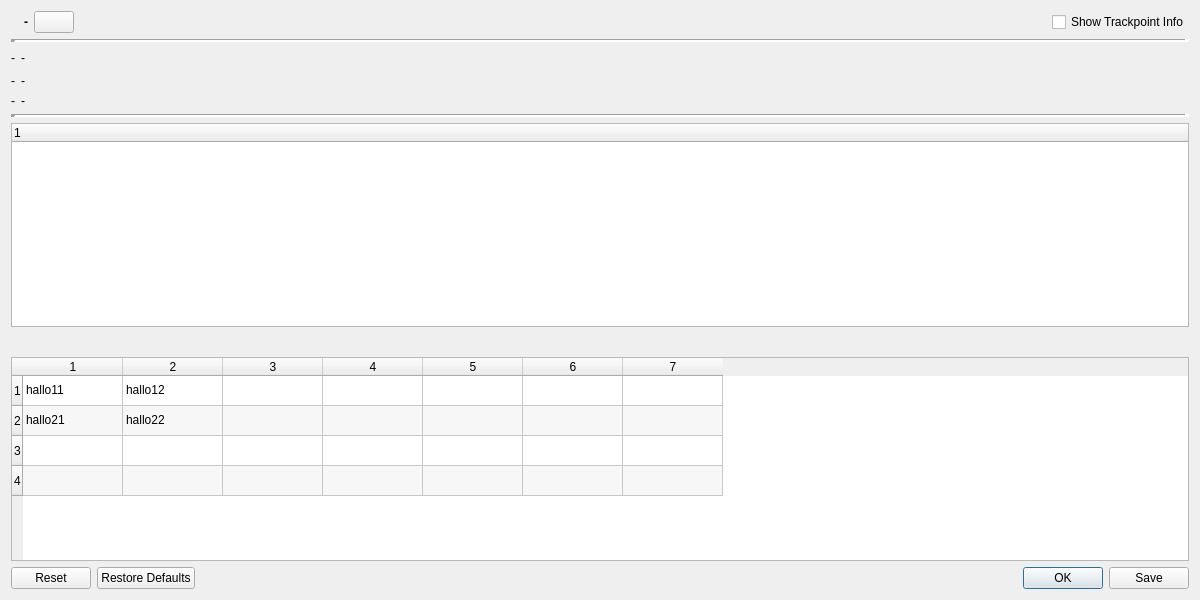
Before: the Qt Designer form src/qmapshack/gis/trk/IFitDataDialog.ui in kkarsten62/qmapshack, drawn with Qt 5.
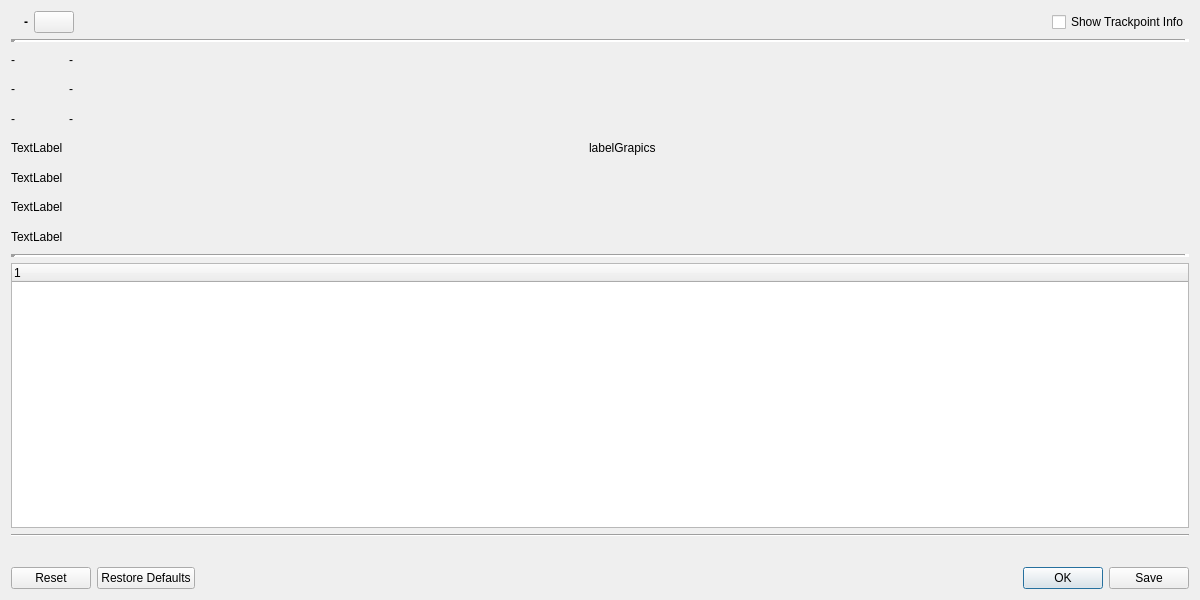
After: the same form once the commit is applied. Icons and pictures are not drawn.

Commit message:
Draft prepare of GUI to support DB data as well
Zum Commit vorgemerkte Änderungen:
	geändert:       src/qmapshack/gis/trk/CFitDataDialog.cpp
	geändert:       src/qmapshack/gis/trk/CFitDataDialog.h
	geändert:       src/qmapshack/gis/trk/IFitDataDialog.ui

What changed in the file:
```diff
--- a/src/qmapshack/gis/trk/IFitDataDialog.ui
+++ b/src/qmapshack/gis/trk/IFitDataDialog.ui
@@ -14,77 +14,30 @@
    <string>Show FIT data</string>
   </property>
   <layout class="QGridLayout" name="gridLayout">
-   <item row="2" column="0">
-    <layout class="QGridLayout" name="gridLayout_3">
-     <item row="1" column="0">
-      <widget class="QLabel" name="labelIf">
-       <property name="text">
-        <string>-</string>
-       </property>
-      </widget>
-     </item>
-     <item row="2" column="1">
-      <widget class="QLabel" name="labelTssValue">
-       <property name="text">
-        <string>-</string>
-       </property>
-      </widget>
-     </item>
-     <item row="0" column="1">
-      <widget class="QLabel" name="labelFtoValue">
-       <property name="text">
-        <string>-</string>
-       </property>
-      </widget>
-     </item>
-     <item row="0" column="0">
-      <widget class="QLabel" name="labelFto">
-       <property name="text">
-        <string>-</string>
-       </property>
-      </widget>
-     </item>
-     <item row="1" column="1">
-      <widget class="QLabel" name="labelIfValue">
-       <property name="text">
-        <string>-</string>
-       </property>
-      </widget>
-     </item>
-     <item row="2" column="0">
-      <widget class="QLabel" name="labelTss">
-       <property name="text">
-        <string>-</string>
-       </property>
-      </widget>
-     </item>
-     <item row="0" column="2">
-      <spacer name="horizontalSpacer_2">
-       <property name="orientation">
-        <enum>Qt::Orientation::Horizontal</enum>
-       </property>
-       <property name="sizeHint" stdset="0">
-        <size>
-         <width>40</width>
-         <height>20</height>
-        </size>
-       </property>
-      </spacer>
-     </item>
-    </layout>
-   </item>
-   <item row="1" column="0">
-    <widget class="Line" name="line_3">
-     <property name="lineWidth">
-      <number>5</number>
+   <item row="8" column="0">
+    <widget class="QDialogButtonBox" name="buttonBox">
+     <property name="toolTip">
+      <string/>
+     </property>
+     <property name="layoutDirection">
+      <enum>Qt::LayoutDirection::LeftToRight</enum>
      </property>
      <property name="orientation">
       <enum>Qt::Orientation::Horizontal</enum>
      </property>
+     <property name="standardButtons">
+      <set>QDialogButtonBox::StandardButton::Ok|QDialogButtonBox::StandardButton::Reset|QDialogButtonBox::StandardButton::RestoreDefaults|QDialogButtonBox::StandardButton::Save</set>
+     </property>
     </widget>
    </item>
-   <item row="4" column="0">
+   <item row="5" column="0">
     <widget class="QTreeWidget" name="treeTable">
+     <property name="sortingEnabled">
+      <bool>false</bool>
+     </property>
+     <property name="wordWrap">
+      <bool>true</bool>
+     </property>
      <column>
       <property name="text">
        <string notr="true">1</string>
@@ -92,7 +45,17 @@
      </column>
     </widget>
    </item>
-   <item row="5" column="0">
+   <item row="1" column="0">
+    <widget class="Line" name="lineTop">
+     <property name="lineWidth">
+      <number>5</number>
+     </property>
+     <property name="orientation">
+      <enum>Qt::Orientation::Horizontal</enum>
+     </property>
+    </widget>
+   </item>
+   <item row="7" column="0">
     <widget class="QWidget" name="widgetHeaderCb" native="true">
      <layout class="QGridLayout" name="gridLayout_2">
       <item row="0" column="0">
@@ -101,8 +64,112 @@
      </layout>
     </widget>
    </item>
-   <item row="3" column="0">
-    <widget class="Line" name="line">
+   <item row="2" column="0">
+    <layout class="QHBoxLayout" name="hLayValuesAndImage">
+     <item>
+      <layout class="QGridLayout" name="gLayValues">
+       <item row="2" column="0">
+        <widget class="QLabel" name="labelTss">
+         <property name="text">
+          <string>-</string>
+         </property>
+        </widget>
+       </item>
+       <item row="5" column="0">
+        <widget class="QLabel" name="label_4">
+         <property name="text">
+          <string>TextLabel</string>
+         </property>
+        </widget>
+       </item>
+       <item row="1" column="0">
+        <widget class="QLabel" name="labelIf">
+         <property name="text">
+          <string>-</string>
+         </property>
+        </widget>
+       </item>
+       <item row="3" column="0">
+        <widget class="QLabel" name="label_2">
+         <property name="text">
+          <string>TextLabel</string>
+         </property>
+        </widget>
+       </item>
+       <item row="0" column="2">
+        <widget class="QLabel" name="labelFtoValue">
+         <property name="text">
+          <string>-</string>
+         </property>
+        </widget>
+       </item>
+       <item row="1" column="2">
+        <widget class="QLabel" name="labelIfValue">
+         <property name="text">
+          <string>-</string>
+         </property>
+        </widget>
+       </item>
+       <item row="0" column="0">
+        <widget class="QLabel" name="labelFto">
+         <property name="text">
+          <string>-</string>
+         </property>
+        </widget>
+       </item>
+       <item row="2" column="2">
+        <widget class="QLabel" name="labelTssValue">
+         <property name="text">
+          <string>-</string>
+         </property>
+        </widget>
+       </item>
+       <item row="4" column="0">
+        <widget class="QLabel" name="label_3">
+         <property name="text">
+          <string>TextLabel</string>
+         </property>
+        </widget>
+       </item>
+       <item row="6" column="0">
+        <widget class="QLabel" name="label_5">
+         <property name="text">
+          <string>TextLabel</string>
+         </property>
+        </widget>
+       </item>
+      </layout>
+     </item>
+     <item>
+      <spacer name="horizontalSpacer_2">
+       <property name="orientation">
+        <enum>Qt::Orientation::Horizontal</enum>
+       </property>
+       <property name="sizeHint" stdset="0">
+        <size>
+         <width>40</width>
+         <height>20</height>
+        </size>
+       </property>
+      </spacer>
+     </item>
+     <item>
+      <widget class="QLabel" name="labelGraphics">
+       <property name="minimumSize">
+        <size>
+         <width>600</width>
+         <height>200</height>
+        </size>
+       </property>
+       <property name="text">
+        <string>labelGrapics</string>
+       </property>
+      </widget>
+     </item>
+    </layout>
+   </item>
+   <item row="4" column="0">
+    <widget class="Line" name="lineMiddle">
      <property name="lineWidth">
       <number>5</number>
      </property>
@@ -112,7 +179,7 @@
     </widget>
    </item>
    <item row="0" column="0">
-    <layout class="QHBoxLayout" name="horizontalLayout_2">
+    <layout class="QHBoxLayout" name="hLayHeader">
      <item>
       <widget class="QLabel" name="labelIcon">
        <property name="toolTip">
@@ -178,70 +245,11 @@
      </item>
     </layout>
    </item>
-   <item row="7" column="0">
-    <widget class="QDialogButtonBox" name="buttonBox">
-     <property name="toolTip">
-      <string/>
-     </property>
-     <property name="orientation">
-      <enum>Qt::Orientation::Horizontal</enum>
-     </property>
-     <property name="standardButtons">
-      <set>QDialogButtonBox::StandardButton::Ok|QDialogButtonBox::StandardButton::Reset|QDialogButtonBox::StandardButton::RestoreDefaults|QDialogButtonBox::StandardButton::Save</set>
-     </property>
-    </widget>
-   </item>
    <item row="6" column="0">
-    <widget class="QTableWidget" name="tableWidget">
-     <property name="editTriggers">
-      <set>QAbstractItemView::EditTrigger::NoEditTriggers</set>
+    <widget class="Line" name="lineBottom">
+     <property name="orientation">
+      <enum>Qt::Orientation::Horizontal</enum>
      </property>
-     <property name="alternatingRowColors">
-      <bool>true</bool>
-     </property>
-     <property name="showGrid">
-      <bool>true</bool>
-     </property>
-     <property name="sortingEnabled">
-      <bool>true</bool>
-     </property>
-     <property name="rowCount">
-      <number>4</number>
-     </property>
-     <property name="columnCount">
-      <number>7</number>
-     </property>
-     <row/>
-     <row/>
-     <row/>
-     <row/>
-     <column/>
-     <column/>
-     <column/>
-     <column/>
-     <column/>
-     <column/>
-     <column/>
-     <item row="0" column="0">
-      <property name="text">
-       <string>hallo11</string>
-      </property>
-     </item>
-     <item row="0" column="1">
-      <property name="text">
-       <string>hallo12</string>
-      </property>
-     </item>
-     <item row="1" column="0">
-      <property name="text">
-       <string>hallo21</string>
-      </property>
-     </item>
-     <item row="1" column="1">
-      <property name="text">
-       <string>hallo22</string>
-      </property>
-     </item>
     </widget>
    </item>
   </layout>
```
The commit also changes 2 other files.
